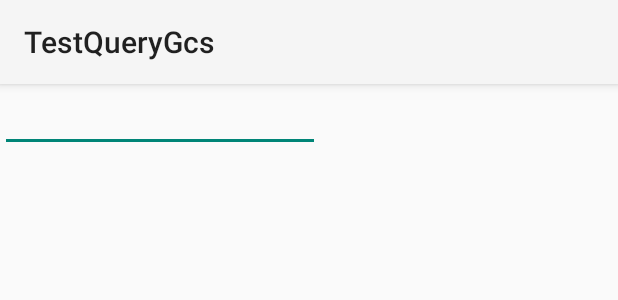
After one commit to junglesung/TestQueryGcs, an Android app: the layout phone_number_dialog.xml on its own in the app's theme, with its tools: preview values and no code run, on a phone screen of 412 x 824 dp. The commit adds this screen. Shown: the top 300 px of the screen. Run offline under Robolectric (Android 15) with nearby library versions, the phone set to English and light mode, and no system bars.

Commit message:
Create a dialog class for users to input their phone number when creating items. TODO: Show the dialog and set the phone number to the item's property.

```diff
--- /dev/null
+++ b/Application/src/main/res/layout/phone_number_dialog.xml
@@ -0,0 +1,13 @@
+<?xml version="1.0" encoding="utf-8"?>
+<LinearLayout xmlns:android="http://schemas.android.com/apk/res/android"
+    android:orientation="vertical"
+    android:layout_width="wrap_content"
+    android:layout_height="wrap_content">
+
+    <EditText
+        android:layout_width="wrap_content"
+        android:layout_height="wrap_content"
+        android:inputType="phone"
+        android:ems="10"
+        android:id="@+id/editTextPhone" />
+</LinearLayout>
--- a/Application/src/main/res/values/strings.xml
+++ b/Application/src/main/res/values/strings.xml
@@ -72,5 +72,6 @@
     <string name="server_is_connected">Server is connected.</string>
     <string name="item_was_closed_since_the_owner_left">Item was closed since the owner left.</string>
     <string name="go_to_the_item_list">Go to the item list.</string>
+    <string name="phone_number_for_other_to_contact_when_items_finish">Phone number for other to contact when items finish</string>
 
 </resources>
```
Also changed, not shown: Application/src/main/java/com/vernonsung/testquerygcs/CreateItemActivity.java (+20 -1 lines), Application/src/main/java/com/vernonsung/testquerygcs/PhoneNumberDialogFragment.java (added, +75 -0 lines), 1 other file.
